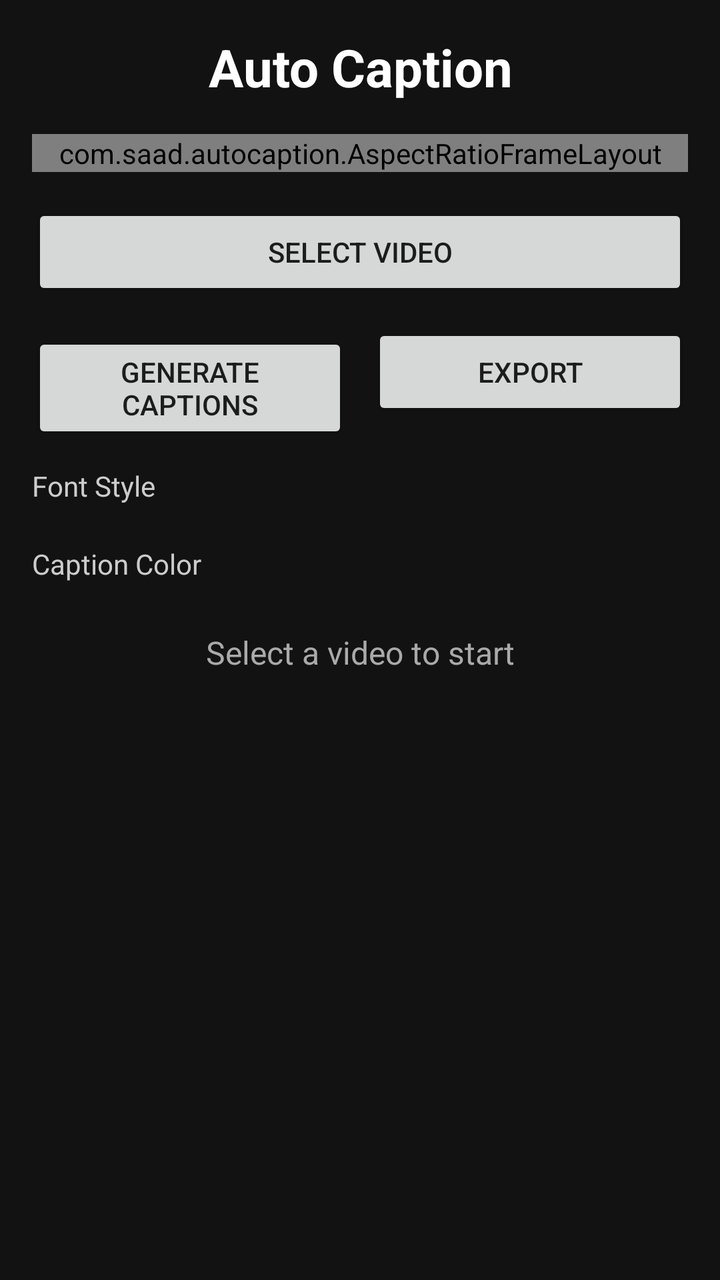
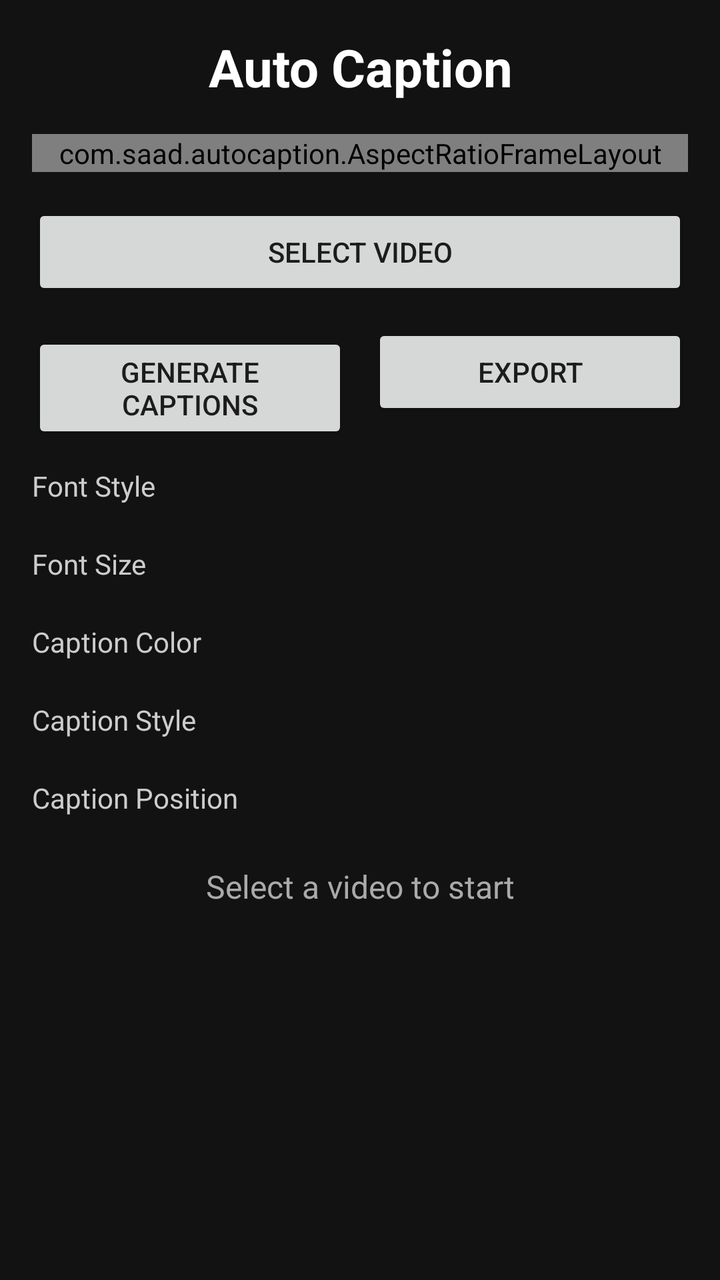

An Android layout rendered at two revisions. The XML below is the earlier revision; the diff shows what the commit changed to produce the second picture.
<!-- AndroidManifest.xml: application theme Theme.AppCompat.Light -->
<!-- res/layout/layout_main.xml -->
<?xml version="1.0" encoding="utf-8"?>
<ScrollView
    xmlns:android="http://schemas.android.com/apk/res/android"
    android:layout_width="match_parent"
    android:layout_height="match_parent"
    android:background="#121212">

    <LinearLayout
        android:layout_width="match_parent"
        android:layout_height="wrap_content"
        android:orientation="vertical"
        android:padding="16dp">

        <TextView
            android:layout_width="match_parent"
            android:layout_height="wrap_content"
            android:text="Auto Caption"
            android:textSize="26sp"
            android:textStyle="bold"
            android:textColor="#FFFFFF"
            android:gravity="center"
            android:layout_marginBottom="16dp" />

        <com.saad.autocaption.AspectRatioFrameLayout
            android:id="@+id/videoPreviewContainer"
            android:layout_width="match_parent"
            android:layout_height="wrap_content"
            android:background="#000000">

            <SurfaceView
                android:id="@+id/videoSurface"
                android:layout_width="match_parent"
                android:layout_height="match_parent" />

            <TextView
                android:id="@+id/captionText"
                android:layout_width="match_parent"
                android:layout_height="wrap_content"
                android:gravity="center"
                android:textColor="#FFFFFF"
                android:textSize="16sp"
                android:layout_gravity="bottom"
                android:padding="12dp" />

        </com.saad.autocaption.AspectRatioFrameLayout>

        <Button
            android:id="@+id/selectVideoButton"
            android:layout_width="match_parent"
            android:layout_height="wrap_content"
            android:text="Select Video"
            android:layout_marginTop="16dp" />

        <LinearLayout
            android:layout_width="match_parent"
            android:layout_height="wrap_content"
            android:orientation="horizontal"
            android:layout_marginTop="12dp">

            <Button
                android:id="@+id/generateCaptionsButton"
                android:layout_width="0dp"
                android:layout_height="wrap_content"
                android:layout_weight="1"
                android:layout_marginEnd="6dp"
                android:text="Generate Captions" />

            <Button
                android:id="@+id/exportButton"
                android:layout_width="0dp"
                android:layout_height="wrap_content"
                android:layout_weight="1"
                android:layout_marginStart="6dp"
                android:text="Export" />

        </LinearLayout>

        <TextView
            android:layout_width="wrap_content"
            android:layout_height="wrap_content"
            android:text="Font Style"
            android:textColor="#CCCCCC"
            android:textSize="14sp"
            android:layout_marginTop="16dp" />

        <Spinner
            android:id="@+id/fontStyleSpinner"
            android:layout_width="match_parent"
            android:layout_height="wrap_content"
            android:background="#1E1E1E"
            android:popupBackground="#1E1E1E"
            android:layout_marginTop="4dp" />

        <TextView
            android:layout_width="wrap_content"
            android:layout_height="wrap_content"
            android:text="Caption Color"
            android:textColor="#CCCCCC"
            android:textSize="14sp"
            android:layout_marginTop="16dp" />

        <Spinner
            android:id="@+id/captionColorSpinner"
            android:layout_width="match_parent"
            android:layout_height="wrap_content"
            android:background="#1E1E1E"
            android:popupBackground="#1E1E1E"
            android:layout_marginTop="4dp" />

        <TextView
            android:id="@+id/statusText"
            android:layout_width="match_parent"
            android:layout_height="wrap_content"
            android:text="Select a video to start"
            android:textSize="16sp"
            android:textColor="#AAAAAA"
            android:gravity="center"
            android:layout_marginTop="20dp" />

    </LinearLayout>

</ScrollView>
<!-- resources referenced by this layout -->
<resources>

</resources>

<!-- the commit's change to res/layout/layout_main.xml (unified diff, before → after) -->
@@ -38,7 +38,7 @@
                 android:layout_height="wrap_content"
                 android:gravity="center"
                 android:textColor="#FFFFFF"
-                android:textSize="16sp"
+                android:textSize="22sp"
                 android:layout_gravity="bottom"
                 android:padding="12dp" />
 
@@ -94,6 +94,22 @@
         <TextView
             android:layout_width="wrap_content"
             android:layout_height="wrap_content"
+            android:text="Font Size"
+            android:textColor="#CCCCCC"
+            android:textSize="14sp"
+            android:layout_marginTop="16dp" />
+
+        <Spinner
+            android:id="@+id/fontSizeSpinner"
+            android:layout_width="match_parent"
+            android:layout_height="wrap_content"
+            android:background="#1E1E1E"
+            android:popupBackground="#1E1E1E"
+            android:layout_marginTop="4dp" />
+
+        <TextView
+            android:layout_width="wrap_content"
+            android:layout_height="wrap_content"
             android:text="Caption Color"
             android:textColor="#CCCCCC"
             android:textSize="14sp"
@@ -101,6 +117,38 @@
 
         <Spinner
             android:id="@+id/captionColorSpinner"
+            android:layout_width="match_parent"
+            android:layout_height="wrap_content"
+            android:background="#1E1E1E"
+            android:popupBackground="#1E1E1E"
+            android:layout_marginTop="4dp" />
+
+        <TextView
+            android:layout_width="wrap_content"
+            android:layout_height="wrap_content"
+            android:text="Caption Style"
+            android:textColor="#CCCCCC"
+            android:textSize="14sp"
+            android:layout_marginTop="16dp" />
+
+        <Spinner
+            android:id="@+id/captionStyleSpinner"
+            android:layout_width="match_parent"
+            android:layout_height="wrap_content"
+            android:background="#1E1E1E"
+            android:popupBackground="#1E1E1E"
+            android:layout_marginTop="4dp" />
+
+        <TextView
+            android:layout_width="wrap_content"
+            android:layout_height="wrap_content"
+            android:text="Caption Position"
+            android:textColor="#CCCCCC"
+            android:textSize="14sp"
+            android:layout_marginTop="16dp" />
+
+        <Spinner
+            android:id="@+id/positionSpinner"
             android:layout_width="match_parent"
             android:layout_height="wrap_content"
             android:background="#1E1E1E"
